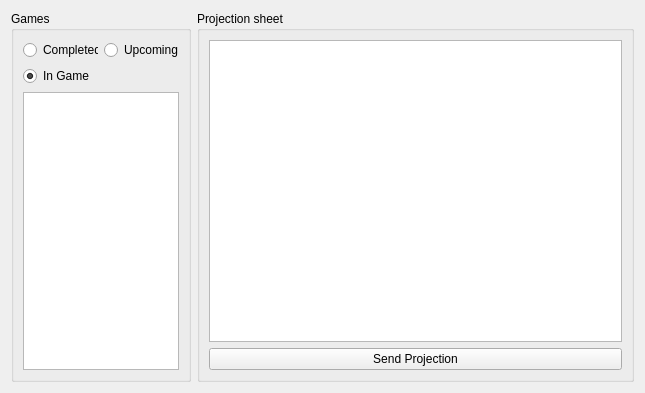
Qt form cute-fantasy/currentweekwidget.ui (protoblock/protoblock) before a commit.
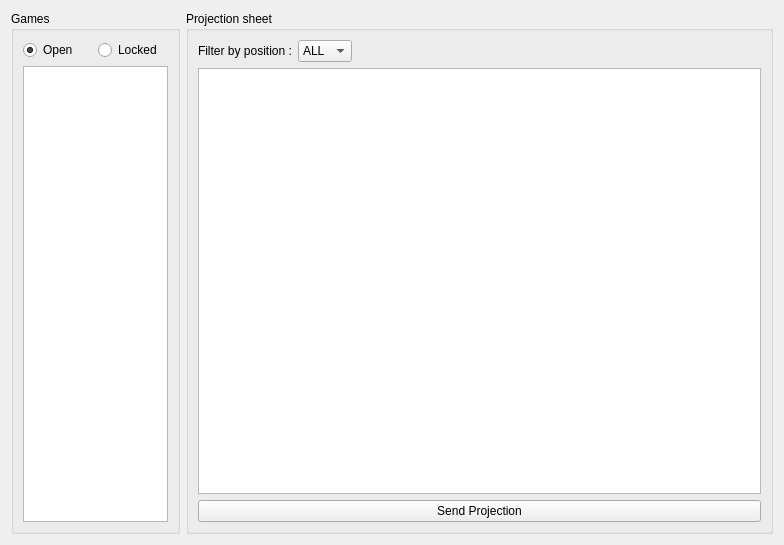
The same form after that commit.

Commit message: Added selection and player position filtering in the current week view.

```diff
--- a/cute-fantasy/currentweekwidget.ui
+++ b/cute-fantasy/currentweekwidget.ui
@@ -6,8 +6,8 @@
    <rect>
     <x>0</x>
     <y>0</y>
-    <width>645</width>
-    <height>393</height>
+    <width>784</width>
+    <height>545</height>
    </rect>
   </property>
   <property name="windowTitle">
@@ -32,33 +32,7 @@
          <bool>false</bool>
         </property>
         <property name="text">
-         <string>Completed</string>
-        </property>
-        <attribute name="buttonGroup">
-         <string notr="true">buttonGroup</string>
-        </attribute>
-       </widget>
-      </item>
-      <item row="0" column="1">
-       <widget class="QRadioButton" name="myUpcomingGamesRb">
-        <property name="autoFillBackground">
-         <bool>false</bool>
-        </property>
-        <property name="text">
-         <string>Upcoming</string>
-        </property>
-        <attribute name="buttonGroup">
-         <string notr="true">buttonGroup</string>
-        </attribute>
-       </widget>
-      </item>
-      <item row="1" column="0">
-       <widget class="QRadioButton" name="myInGamesRb">
-        <property name="autoFillBackground">
-         <bool>false</bool>
-        </property>
-        <property name="text">
-         <string>In Game</string>
+         <string>Open</string>
         </property>
         <property name="checked">
          <bool>true</bool>
@@ -68,7 +42,20 @@
         </attribute>
        </widget>
       </item>
-      <item row="2" column="0" colspan="2">
+      <item row="0" column="1">
+       <widget class="QRadioButton" name="myLockedGamesRb">
+        <property name="autoFillBackground">
+         <bool>false</bool>
+        </property>
+        <property name="text">
+         <string>Locked</string>
+        </property>
+        <attribute name="buttonGroup">
+         <string notr="true">buttonGroup</string>
+        </attribute>
+       </widget>
+      </item>
+      <item row="1" column="0" colspan="2">
        <widget class="QListView" name="myGamesListView">
         <property name="selectionMode">
          <enum>QAbstractItemView::SingleSelection</enum>
@@ -87,7 +74,66 @@
       <string>Projection sheet</string>
      </property>
      <layout class="QGridLayout" name="gridLayout_3">
-      <item row="1" column="0">
+      <item row="0" column="0">
+       <widget class="QLabel" name="label">
+        <property name="text">
+         <string>Filter by position :</string>
+        </property>
+       </widget>
+      </item>
+      <item row="0" column="1">
+       <widget class="QComboBox" name="myPositionComboBox">
+        <item>
+         <property name="text">
+          <string>ALL</string>
+         </property>
+        </item>
+        <item>
+         <property name="text">
+          <string>QB</string>
+         </property>
+        </item>
+        <item>
+         <property name="text">
+          <string>RB</string>
+         </property>
+        </item>
+        <item>
+         <property name="text">
+          <string>WR</string>
+         </property>
+        </item>
+        <item>
+         <property name="text">
+          <string>TE</string>
+         </property>
+        </item>
+        <item>
+         <property name="text">
+          <string>K</string>
+         </property>
+        </item>
+        <item>
+         <property name="text">
+          <string>DEF</string>
+         </property>
+        </item>
+       </widget>
+      </item>
+      <item row="0" column="2">
+       <spacer name="horizontalSpacer">
+        <property name="orientation">
+         <enum>Qt::Horizontal</enum>
+        </property>
+        <property name="sizeHint" stdset="0">
+         <size>
+          <width>414</width>
+          <height>20</height>
+         </size>
+        </property>
+       </spacer>
+      </item>
+      <item row="1" column="0" colspan="3">
        <widget class="QTableView" name="myProjectionTableView">
         <property name="selectionMode">
          <enum>QAbstractItemView::SingleSelection</enum>
@@ -103,7 +149,7 @@
         </attribute>
        </widget>
       </item>
-      <item row="2" column="0">
+      <item row="2" column="0" colspan="3">
        <widget class="QPushButton" name="mySendProjectionButton">
         <property name="text">
          <string>Send Projection</string>
```
Left out of the diff: 4 changed lines with no effect on the pictures. The commit also changes 4 other files.
